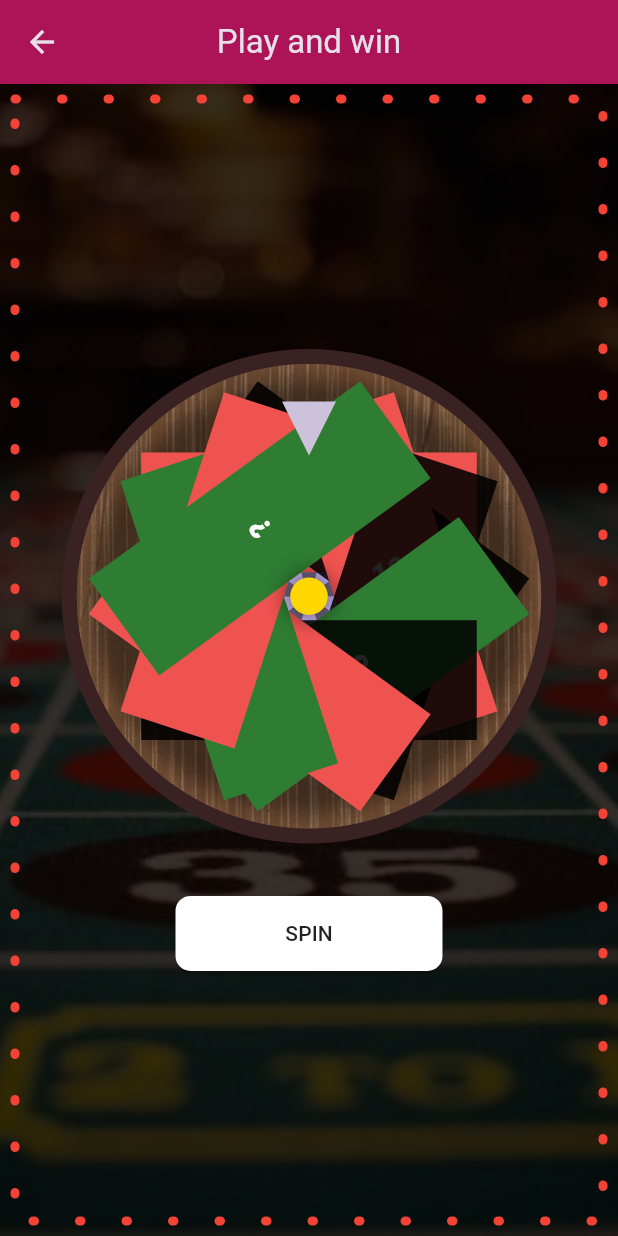
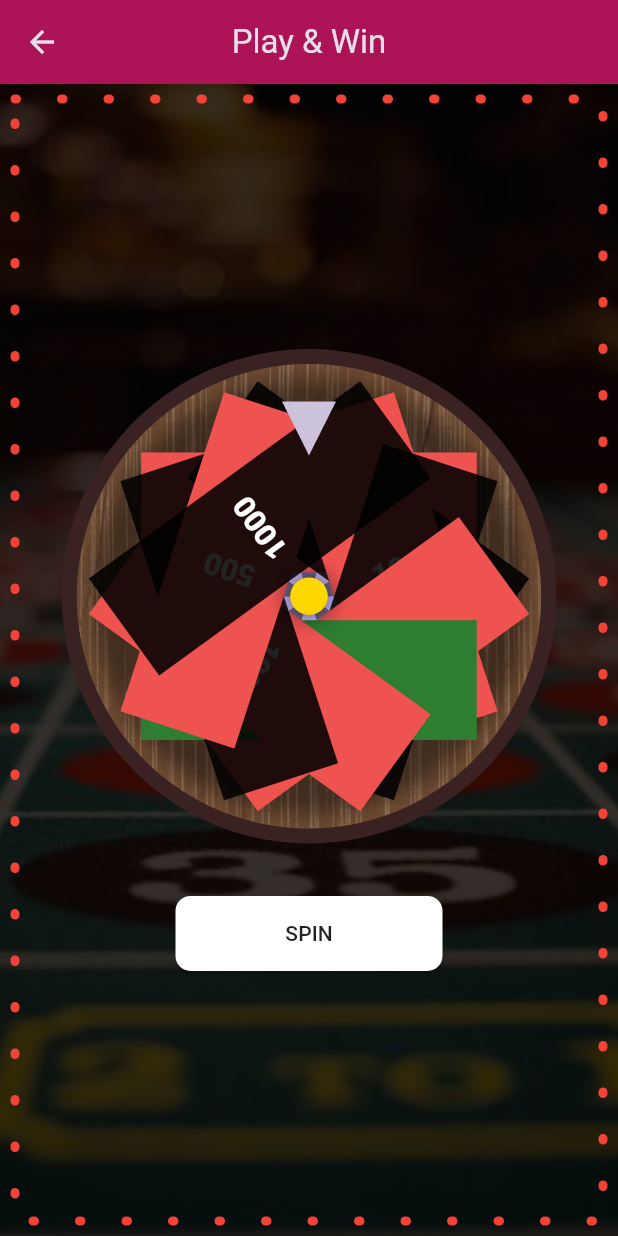
Before and after one commit to bijaym397/Real-Twist, a Flutter app: the SpinWheel screen opened directly, on a phone screen of 412 x 824 dp. Run offline on Flutter 3.47's test engine with Material 3 defaults, Android fonts, the phone set to English and light mode, and no system bars; drawn by our look-alikes of dotted_border, flutter_fortune_wheel; our stand-ins replace carousel_slider, percent_indicator, rxdart, share_plus, shared_preferences, webview_flutter; accounts and stored records are empty; network calls fail.

Commit message:
Spin number change

```diff
--- a/lib/spinwheelscreen.dart
+++ b/lib/spinwheelscreen.dart
@@ -1,12 +1,10 @@
 import 'dart:convert';
-
 import 'package:flutter/material.dart';
 import 'package:flutter_fortune_wheel/flutter_fortune_wheel.dart';
 import 'package:real_twist/utils/blinking_border_container.dart';
 import 'package:rxdart/rxdart.dart';
 import 'package:http/http.dart' as http;
 import 'package:shared_preferences/shared_preferences.dart';
-
 import 'constants/strings.dart';
 
 class SpinWheel extends StatefulWidget {
@@ -22,7 +20,7 @@
 
   bool isApiCallInProgress = false;
 
-  List<int> items = [100, 50, 10, 200, 0, 20, 500, 0, 1000, 0];
+  List<int> items = [1, 3, 10, 20, 50, 0, 100, 200, 500, 1000];
 
   late SharedPreferences prefs;
   bool hasPlayedToday = true;
@@ -115,7 +113,7 @@
     return Scaffold(
       appBar: AppBar(
         backgroundColor: Colors.pink.shade800,
-        title: const Text("Play and win"),
+        title: const Text("Play & Win"),
         centerTitle: true,
       ),
       body: BlinkingBorderContainer(
@@ -154,13 +152,10 @@
                           decoration: BoxDecoration(
                             boxShadow: [
                               BoxShadow(
-                                color: Colors.black.withAlpha(100),
-                                // Shadow color
-                                offset: const Offset(0.0, 0.0),
-                                blurRadius: 10.0,
-                                // Spread of the shadow
-                                spreadRadius: 5.0, // Expansion of the shadow
-                              ),
+                                  color: Colors.black.withAlpha(100),
+                                  offset: const Offset(0.0, 0.0),
+                                  blurRadius: 10.0,
+                                  spreadRadius: 5.0),
                             ],
                             borderRadius: BorderRadius.circular(
                                 MediaQuery.of(context).size.width * 0.80 / 2),
@@ -180,9 +175,7 @@
                                           : Colors.black87,
                                   child: Center(
                                     child: Text(
-                                      index != 9
-                                          ? items[index].toString()
-                                          : "?",
+                                      items[index].toString(),
                                       style: const TextStyle(
                                         color: Colors.white,
                                         fontWeight: FontWeight.w900,
```
